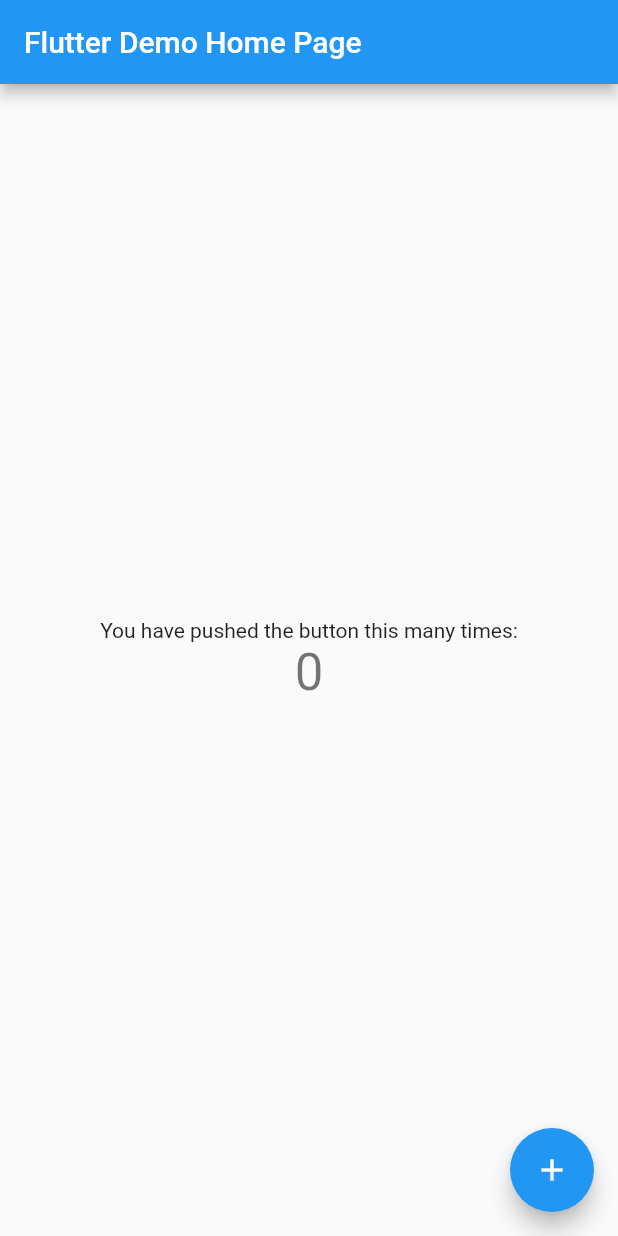
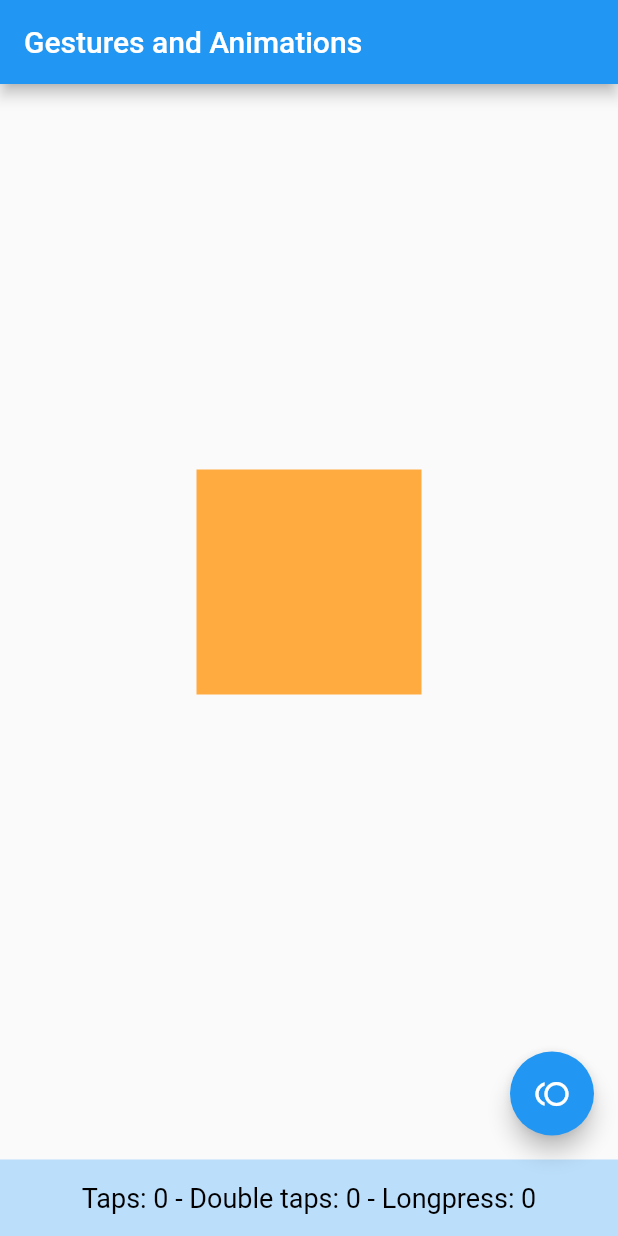
Before and after one commit to harounhajem/flutter_anim_gestures, a Flutter app: the screen it shows after launch, on a phone screen of 412 x 824 dp. Run offline on Flutter 3.47's test engine with Material 2 defaults, Android fonts, the phone set to English and light mode, and no system bars.

Commit message:
Added animations and gestures control

```diff
--- a/lib/main.dart
+++ b/lib/main.dart
@@ -3,109 +3,138 @@ import 'package:flutter/material.dart';
 void main() => runApp(MyApp());
 
 class MyApp extends StatelessWidget {
-  // This widget is the root of your application.
   @override
   Widget build(BuildContext context) {
     return MaterialApp(
-      title: 'Flutter Demo',
+      title: 'Gestures Animations',
       theme: ThemeData(
-        // This is the theme of your application.
-        //
-        // Try running your application with "flutter run". You'll see the
-        // application has a blue toolbar. Then, without quitting the app, try
-        // changing the primarySwatch below to Colors.green and then invoke
-        // "hot reload" (press "r" in the console where you ran "flutter run",
-        // or simply save your changes to "hot reload" in a Flutter IDE).
-        // Notice that the counter didn't reset back to zero; the application
-        // is not restarted.
         primarySwatch: Colors.blue,
       ),
-      home: MyHomePage(title: 'Flutter Demo Home Page'),
+      home: MyHomePage(),
     );
   }
 }
 
 class MyHomePage extends StatefulWidget {
-  MyHomePage({Key key, this.title}) : super(key: key);
-
-  // This widget is the home page of your application. It is stateful, meaning
-  // that it has a State object (defined below) that contains fields that affect
-  // how it looks.
-
-  // This class is the configuration for the state. It holds the values (in this
-  // case the title) provided by the parent (in this case the App widget) and
-  // used by the build method of the State. Fields in a Widget subclass are
-  // always marked "final".
-
-  final String title;
-
   @override
   _MyHomePageState createState() => _MyHomePageState();
 }
 
-class _MyHomePageState extends State<MyHomePage> {
-  int _counter = 0;
+class _MyHomePageState extends State<MyHomePage> with SingleTickerProviderStateMixin{
+  Animation<double> animation;
+  AnimationController animationController;
 
-  void _incrementCounter() {
-    setState(() {
-      // This call to setState tells the Flutter framework that something has
-      // changed in this State, which causes it to rerun the build method below
-      // so that the display can reflect the updated values. If we changed
-      // _counter without calling setState(), then the build method would not be
-      // called again, and so nothing would appear to happen.
-      _counter++;
+  int numTaps = 0, numDoubleTaps = 0, numLongPress = 0;
+  double posX = 0.0, posY = 0.0, boxSize = 0, fullBoxSize = 150.0;
+  bool isAnimatingForward = true;
+
+  @override
+  void initState() {
+    super.initState();
+    animationController =
+        AnimationController(duration: Duration(milliseconds: 850), vsync: this);
+    animation = CurvedAnimation(parent: animationController, curve: Curves.easeInOut);
+    animation.addListener(() {
+      setState(() {
+        boxSize = animation.value.toDouble() * fullBoxSize;
+        setCenter(context);
+      });
     });
+    animationController.forward();
+  }
+
+
+  @override
+  void dispose() {
+    animationController.dispose();
+    super.dispose();
   }
 
   @override
   Widget build(BuildContext context) {
-    // This method is rerun every time setState is called, for instance as done
-    // by the _incrementCounter method above.
-    //
-    // The Flutter framework has been optimized to make rerunning build methods
-    // fast, so that you can just rebuild anything that needs updating rather
-    // than having to individually change instances of widgets.
+    if (posX == 0) {
+      setCenter(context);
+    }
     return Scaffold(
       appBar: AppBar(
-        // Here we take the value from the MyHomePage object that was created by
-        // the App.build method, and use it to set our appbar title.
-        title: Text(widget.title),
+        title: Text("Gestures and Animations"),
       ),
-      body: Center(
-        // Center is a layout widget. It takes a single child and positions it
-        // in the middle of the parent.
-        child: Column(
-          // Column is also layout widget. It takes a list of children and
-          // arranges them vertically. By default, it sizes itself to fit its
-          // children horizontally, and tries to be as tall as its parent.
-          //
-          // Invoke "debug painting" (press "p" in the console, choose the
-          // "Toggle Debug Paint" action from the Flutter Inspector in Android
-          // Studio, or the "Toggle Debug Paint" command in Visual Studio Code)
-          // to see the wireframe for each widget.
-          //
-          // Column has various properties to control how it sizes itself and
-          // how it positions its children. Here we use mainAxisAlignment to
-          // center the children vertically; the main axis here is the vertical
-          // axis because Columns are vertical (the cross axis would be
-          // horizontal).
-          mainAxisAlignment: MainAxisAlignment.center,
+      floatingActionButton: FloatingActionButton(
+          child: Icon(Icons.toll),
+          onPressed: (){
+
+        if (isAnimatingForward) {
+         animationController.reverse();
+        }else{
+          animationController.forward();
+        }
+        isAnimatingForward = !isAnimatingForward;
+
+      }
+      ),
+      bottomNavigationBar: Material(
+        color: Theme.of(context).primaryColorLight,
+        child: Padding(
+          padding: EdgeInsets.all(15),
+          child: Center(
+              heightFactor: 1,
+              child: Text(
+                  "Taps: $numTaps - Double taps: $numDoubleTaps - Longpress: $numLongPress",
+                  style: TextStyle(color: Colors.black, fontSize: 18))),
+        ),
+      ),
+      body: GestureDetector(
+        onTap: () {
+          setState(() {
+            numTaps++;
+          });
+        },
+        onDoubleTap: () {
+          setState(() {
+            numDoubleTaps++;
+          });
+        },
+        onLongPress: () {
+          setState(() {
+            numLongPress++;
+          });
+        },
+        onVerticalDragUpdate: (DragUpdateDetails value) {
+          setState(() {
+            double delta = value.delta.dy;
+            posY += delta;
+          });
+        },
+        onHorizontalDragUpdate: (DragUpdateDetails value) {
+          setState(() {
+            double delta = value.delta.dx;
+            posX += delta;
+          });
+        },
+        child: Stack(
           children: <Widget>[
-            Text(
-              'You have pushed the button this many times:',
-            ),
-            Text(
-              '$_counter',
-              style: Theme.of(context).textTheme.display1,
-            ),
+            Positioned(
+                top: posY,
+                left: posX,
+                child: Container(
+                  width: boxSize,
+                  height: boxSize,
+                  decoration: BoxDecoration(color: Colors.orangeAccent),
+                ))
           ],
         ),
       ),
-      floatingActionButton: FloatingActionButton(
-        onPressed: _incrementCounter,
-        tooltip: 'Increment',
-        child: Icon(Icons.add),
-      ), // This trailing comma makes auto-formatting nicer for build methods.
     );
   }
+
+  void setCenter(BuildContext context) {
+    posX = (MediaQuery.of(context).size.width / 2 - boxSize / 2);
+    posY = (MediaQuery.of(context).size.height / 2 -
+        boxSize / 2 -
+        80 /*Top- and bottom-size*/);
+    setState(() {
+      posX = posX;
+      posY = posY;
+    });
+  }
 }
```
Also changed, not shown: 1 other file.
